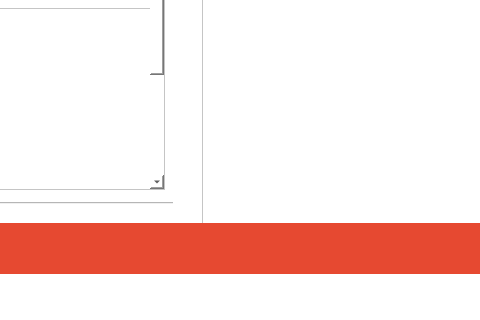
First picture: the form in SubwayKiosk/subwaykiosk.ui, repository kshoo0421/SubwayKiosk, before the edit; both pictures show x 718 to 1198 and y 447 to 767 of the 1198 by 767 pixel window.
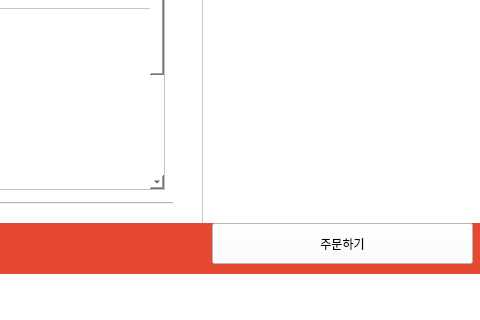
Second picture: the form after the edit. The open tabs and pages were chosen to show the change. Icons and pictures are not drawn. Custom widgets are drawn as their Qt base class.

What changed in the file:
```diff
--- a/SubwayKiosk/subwaykiosk.ui
+++ b/SubwayKiosk/subwaykiosk.ui
@@ -456,7 +456,7 @@
          <property name="geometry">
           <rect>
            <x>0</x>
-           <y>-140</y>
+           <y>0</y>
            <width>879</width>
            <height>629</height>
           </rect>
@@ -732,7 +732,7 @@
          <property name="geometry">
           <rect>
            <x>0</x>
-           <y>-345</y>
+           <y>0</y>
            <width>869</width>
            <height>876</height>
           </rect>
@@ -2189,6 +2189,19 @@
      <bool>true</bool>
     </property>
    </widget>
+   <widget class="QPushButton" name="btnOrder">
+    <property name="geometry">
+     <rect>
+      <x>930</x>
+      <y>670</y>
+      <width>261</width>
+      <height>41</height>
+     </rect>
+    </property>
+    <property name="text">
+     <string>주문하기</string>
+    </property>
+   </widget>
    <zorder>cartList</zorder>
    <zorder>titleBar</zorder>
    <zorder>logoLabel</zorder>
@@ -2201,6 +2214,7 @@
    <zorder>layoutWidget</zorder>
    <zorder>labelCart</zorder>
    <zorder>label</zorder>
+   <zorder>btnOrder</zorder>
   </widget>
   <widget class="QMenuBar" name="menubar">
    <property name="geometry">
```
